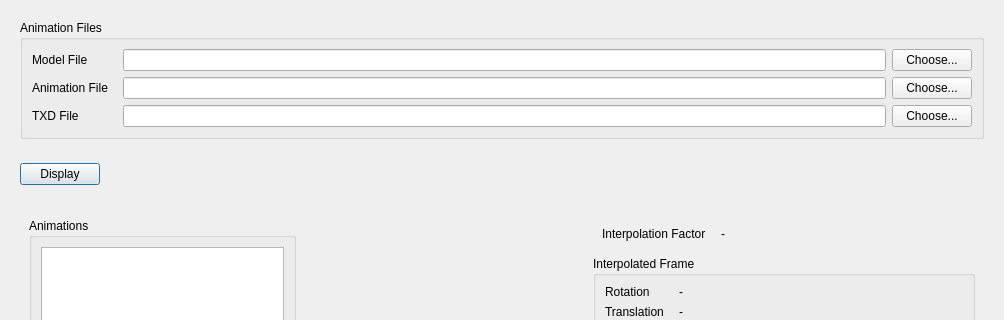
Before: the Qt Designer form src/gtatools-gui/src/src/formats/ifp/IFPAnimationViewerWidget.ui in alemariusnexus/gtatools, drawn with Qt 5; both pictures show x 0 to 1004 and y 0 to 320 of the 1004 by 792 pixel window.
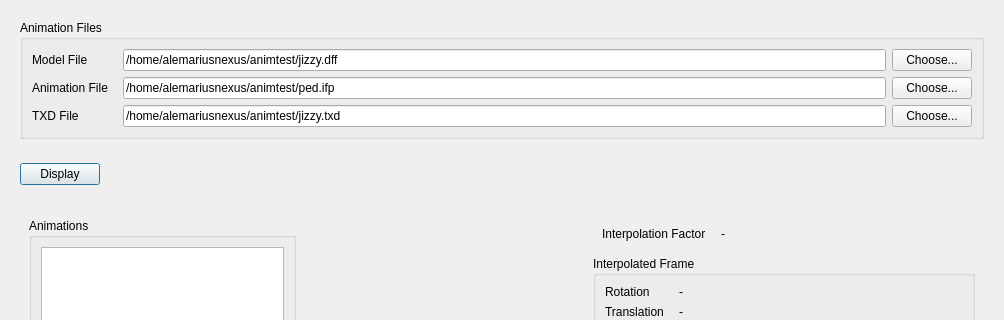
After: the same form once the commit is applied.

Commit message: - Reenabled the IFP animation viewer in gtatools-gui - Made COL working in gtatools-gui, at least a bit... - Cleaned up gtatools-test a bit and added some ped animation demos - Corrected an error with face groups in COLLoader - Corrected Scene::clear(). It will now correctly stream objects out before clearing them.

Patch:
```diff
--- a/src/gtatools-gui/src/src/formats/ifp/IFPAnimationViewerWidget.ui
+++ b/src/gtatools-gui/src/src/formats/ifp/IFPAnimationViewerWidget.ui
@@ -45,7 +45,7 @@
             <item>
              <widget class="QLineEdit" name="modelField">
               <property name="text">
-               <string/>
+               <string>/home/alemariusnexus/animtest/jizzy.dff</string>
               </property>
              </widget>
             </item>
@@ -82,7 +82,7 @@
             <item>
              <widget class="QLineEdit" name="txdField">
               <property name="text">
-               <string/>
+               <string>/home/alemariusnexus/animtest/jizzy.txd</string>
               </property>
              </widget>
             </item>
@@ -105,7 +105,7 @@
             <item>
              <widget class="QLineEdit" name="animField">
               <property name="text">
-               <string/>
+               <string>/home/alemariusnexus/animtest/ped.ifp</string>
               </property>
              </widget>
             </item>
```
The commit also changes 40 other files.
